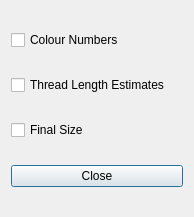
This is GUI/ExtrasDialog.ui in hratcliffe/PixelChart as Qt 5 draws it before an edit. The edited form follows.
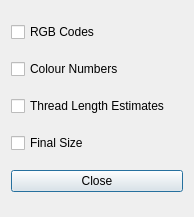
This is the edited form.

Commit message: Add rgb codes checkbox

```diff
--- a/GUI/ExtrasDialog.ui
+++ b/GUI/ExtrasDialog.ui
@@ -14,6 +14,13 @@
    <string>Dialog</string>
   </property>
   <layout class="QVBoxLayout" name="verticalLayout">
+   <item>
+    <widget class="QCheckBox" name="rgb_check">
+     <property name="text">
+      <string>RGB Codes</string>
+     </property>
+    </widget>
+   </item>
    <item>
     <widget class="QCheckBox" name="colour_check">
      <property name="text">
```
The commit also changes 1 other file.
